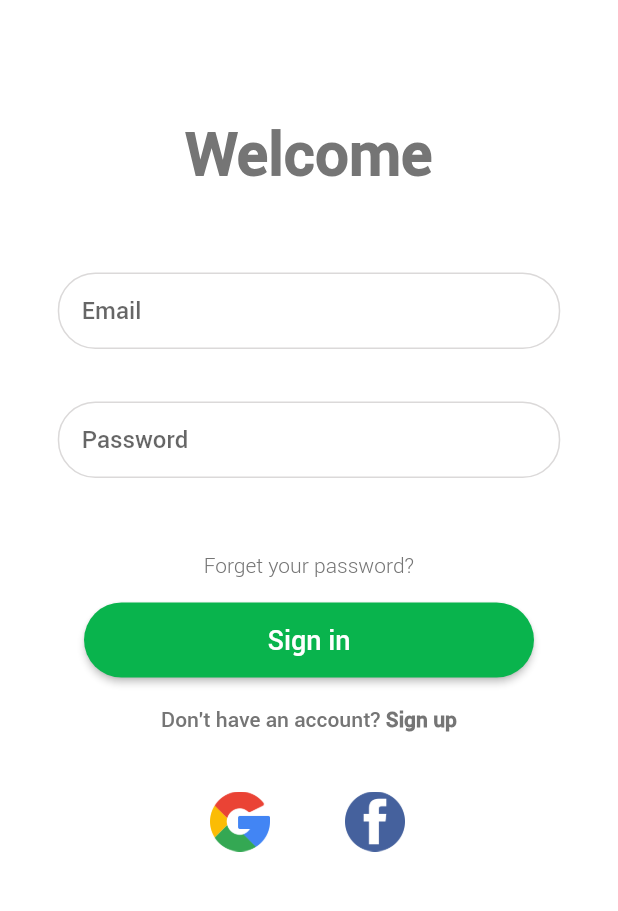
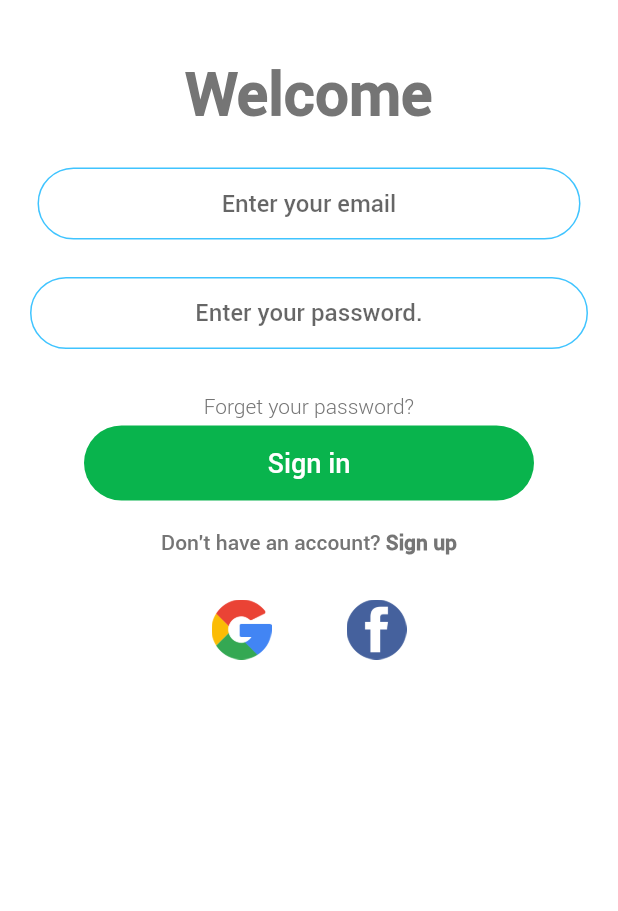
Before and after one commit to Abdol74/DietApp, a Flutter app: the screen it shows after launch, on a phone screen of 412 x 824 dp, the part 128-1039 px from its top. Run offline on Flutter 3.47's test engine with Material 2 defaults, Android fonts, the phone set to English and light mode, and no system bars; our stand-ins replace cloud_firestore, firebase_auth, firebase_storage, image_picker, liquid_pull_to_refresh, table_calendar; accounts and stored records are empty.

Commit message:
backend of view users and sign in

```diff
--- a/lib/Admin/screens/login_screen.dart
+++ b/lib/Admin/screens/login_screen.dart
@@ -8,22 +8,23 @@ import 'package:flutter/material.dart';
 import 'meal_home.dart';
 
 class LoginScreen extends StatefulWidget {
+  static const String id = 'login_screen';
   @override
   _LoginScreenState createState() => new _LoginScreenState();
 }
-class _LoginScreenState extends State<LoginScreen>{
-  String _email, _password;
-  final GlobalKey <FormState> _formKey = GlobalKey<FormState>();
+
+class _LoginScreenState extends State<LoginScreen> {
+  final _auth = FirebaseAuth.instance;
+  String email;
+  String password;
+
   @override
   Widget build(BuildContext context) {
     double widthScreen = MediaQuery.of(context).size.width;
     return MaterialApp(
       home: Scaffold(
         backgroundColor: Colors.white,
-        body: Form(
-          key: _formKey,
-          // TODO: Implement key
-          child: Column(
+        body: Column(
           children: <Widget>[
             // TODO: Implement fields
             Container(
@@ -32,11 +33,10 @@ class _LoginScreenState extends State<LoginScreen>{
                 bottom: 10.0,
                 left: 300.0,
               ),
-                child: Image(
-                    image: AssetImage('assets/images/logosmall.png')),
+              child: Image(image: AssetImage('assets/images/logosmall.png')),
             ),
             Container(
-                margin: EdgeInsets.only(top: 70),
+              margin: EdgeInsets.only(top: 30.0),
               child: Center(
                 child: Text(
                   "Welcome",
@@ -49,76 +49,74 @@ class _LoginScreenState extends State<LoginScreen>{
               ),
             ),
             Padding(
-                padding: EdgeInsets.all(30.0),
+              padding: EdgeInsets.all(20.0),
               child: Column(
                 children: <Widget>[
                   Container(
                     padding: EdgeInsets.all(5.0),
                     child: Column(
                       children: <Widget>[
-                          Container(
-                            padding: const EdgeInsets.only(top: 20.0),
-                            alignment: Alignment.center,
-                            child: Container(
-                              width: 335.0,
-                              decoration: BoxDecoration(
-                                  color: Colors.white,
-                                  borderRadius: BorderRadius.circular(25),
-                                  border: Border.all(
-                                      width: 1, color: Color(0xFFDBD9D9), style: BorderStyle.solid)),
-                              child: TextFormField(
-                                validator: (input){
-                                  if (input.isEmpty){
-                                    return 'Please enter your email';
-                                  }
+                        TextField(
+                          keyboardType: TextInputType.emailAddress,
+                          textAlign: TextAlign.center,
+                          onChanged: (value) {
+                            email = value;
                           },
-                                onSaved: (input) => _email = input ,
-                                minLines: 1, maxLines: 1,
                           decoration: InputDecoration(
-                                    hintText: 'Email',
-                                    contentPadding: EdgeInsets.all(15),
-                                    border: InputBorder.none),
-
+                            hintText: 'Enter your email',
+                            contentPadding: EdgeInsets.symmetric(
+                                vertical: 10.0, horizontal: 20.0),
+                            border: OutlineInputBorder(
+                              borderRadius:
+                                  BorderRadius.all(Radius.circular(32.0)),
+                            ),
+                            enabledBorder: OutlineInputBorder(
+                              borderSide: BorderSide(
+                                  color: Colors.lightBlueAccent, width: 1.0),
+                              borderRadius:
+                                  BorderRadius.all(Radius.circular(32.0)),
+                            ),
+                            focusedBorder: OutlineInputBorder(
+                              borderSide: BorderSide(
+                                  color: Colors.lightBlueAccent, width: 2.0),
+                              borderRadius:
+                                  BorderRadius.all(Radius.circular(32.0)),
                             ),
                           ),
-                          ),
+                        )
                       ],
                     ),
                   ),
                   SizedBox(
                     height: 20,
                   ),
-                    Container(
-                      padding: const EdgeInsets.only(top: 10.0),
-                      alignment: Alignment.center,
-                      child: Container(
-                        width: 335.0,
-                        decoration: BoxDecoration(
-                            color: Colors.white,
-                            borderRadius: BorderRadius.circular(25),
-                            border: Border.all(
-                                width: 1, color: Color(0xFFDBD9D9), style: BorderStyle.solid)),
-                        child: TextFormField(
-                          minLines: 1, maxLines: 1,
+                  TextField(
+                    obscureText: true,
+                    textAlign: TextAlign.center,
+                    onChanged: (value) {
+                      password = value;
+                    },
                     decoration: InputDecoration(
-                              hintText: 'Password',
-                              contentPadding: EdgeInsets.all(15),
-                              border: InputBorder.none),
-                          obscureText: true,
-                          validator: (input){
-                            if (input.length < 6 &&  input.isNotEmpty){
-                              return 'Password needs to be at  least 6 Characters';
-                            }
-                            else if (input.isEmpty){
-                              return 'Please enter your password';
-                            }
-                          },
-                          onSaved: (input) => _password = input ,
+                      hintText: 'Enter your password.',
+                      contentPadding: EdgeInsets.symmetric(
+                          vertical: 10.0, horizontal: 20.0),
+                      border: OutlineInputBorder(
+                        borderRadius: BorderRadius.all(Radius.circular(32.0)),
+                      ),
+                      enabledBorder: OutlineInputBorder(
+                        borderSide: BorderSide(
+                            color: Colors.lightBlueAccent, width: 1.0),
+                        borderRadius: BorderRadius.all(Radius.circular(32.0)),
+                      ),
+                      focusedBorder: OutlineInputBorder(
+                        borderSide: BorderSide(
+                            color: Colors.lightBlueAccent, width: 2.0),
+                        borderRadius: BorderRadius.all(Radius.circular(32.0)),
                       ),
                     ),
                   ),
                   SizedBox(
-                      height: 50,
+                    height: 30.0,
                   ),
                   Text(
                     "Forget your password?",
@@ -128,19 +126,38 @@ class _LoginScreenState extends State<LoginScreen>{
                     ),
                   ),
                   SizedBox(
-                      height: 7,
+                    height: 5,
                   ),
                   Container(
-                      margin: EdgeInsets.only(top: 5, bottom: 5),
+                    decoration: BoxDecoration(
+                      borderRadius: BorderRadius.circular(30.0),
+                      color: Color(0xFF09B44D),
                     ),
-                    SizedBox(
+                    height: 50.0,
                     width: 300.0,
-                      height: 50.0,
-                      child: RaisedButton(
-                        color: Color(0xFF09B44D),
-                        child: Text("Sign in",
-                          style: TextStyle(fontFamily: 'Roboto', fontSize: 18, color: const Color(0xffffffff),),),
-                        onPressed: signIn,
+                    child: FlatButton(
+                      child: Text(
+                        "Sign in",
+                        style: TextStyle(
+                          fontFamily: 'Roboto',
+                          fontSize: 18,
+                          color: const Color(0xffffffff),
+                        ),
+                      ),
+                      onPressed: () async {
+                        setState(() {});
+                        try {
+                          final currentUser =
+                              await _auth.signInWithEmailAndPassword(
+                                  email: email, password: password);
+                          if (currentUser != null) {
+                            Navigator.pushNamed(context, Profile.id);
+                          }
+                          setState(() {});
+                        } catch (e) {
+                          print(e);
+                        }
+                      },
                       shape: new RoundedRectangleBorder(
                         borderRadius: new BorderRadius.circular(30.0),
                       ),
@@ -152,101 +169,57 @@ class _LoginScreenState extends State<LoginScreen>{
                   Row(
                     mainAxisAlignment: MainAxisAlignment.center,
                     children: <Widget>[
-                        Text("Don't have an account? ",
-                          style: TextStyle(fontFamily: 'Roboto', color: Colors.grey[600]),),
+                      Text(
+                        "Don't have an account? ",
+                        style: TextStyle(
+                            fontFamily: 'Roboto', color: Colors.grey[600]),
+                      ),
                       GestureDetector(
-                          onTap: (){
+                        onTap: () {
                           //Navigator.pushNamed(context, Register.id);
                         },
-
-                          child: Text("Sign up",
+                        child: Text(
+                          "Sign up",
                           style: TextStyle(
                               color: Colors.grey[600],
-                                fontWeight: FontWeight.bold
-                            ),
+                              fontWeight: FontWeight.bold),
                         ),
                       ),
                     ],
                   ),
                   Row(
+                    mainAxisAlignment: MainAxisAlignment.center,
                     children: <Widget>[
                       Container(
-                          padding: EdgeInsets.only(top:20, left: 110),
                         child: Image(
                           height: 60,
                           width: 40,
-                            image: AssetImage('assets/images/icons/googleicon.png'),
+                          image:
+                              AssetImage('assets/images/icons/googleicon.png'),
                         ),
                       ),
+                      SizedBox(
+                        width: 50.0,
+                      ),
                       Container(
-                          padding: EdgeInsets.only(top: 20, left: 50, right: 50),
                         child: Image(
                           height: 60,
                           width: 40,
-                            image: AssetImage('assets/images/icons/facebookicon.png'),
+                          image: AssetImage(
+                              'assets/images/icons/facebookicon.png'),
                         ),
                       ),
-                        SizedBox(height: 100,),
+                      SizedBox(
+                        height: 100,
+                      ),
                     ],
-                    ),
-
-                  ],
-                ),
-
                   ),
                 ],
               ),
             ),
-
-
+          ],
+        ),
       ),
     );
   }
-
-
-
-
-
-
-  Future<void> signIn() async {
-    final formState = _formKey.currentState;
-    if (formState.validate()) {
-      formState.save();
-      try {
-        FirebaseUser user = await
-        FirebaseAuth.instance.signInWithEmailAndPassword(
-            email: _email, password: _password);
-        if (_formKey.currentState.validate()) {
-          var firebaseUser = await FirebaseAuth.instance.currentUser();
-          FirebaseAuth.instance.signInWithEmailAndPassword(
-              email: _email, password: _password);
-          if (firebaseUser.uid == "RFDhlmQ4h6WxKh2zCWzKXy31ZVr2") {
-            Navigator.push(
-                context, MaterialPageRoute(builder: (context) => ProfileMeal()));
 }
-        }
-        // El else bta3et el user di msh sh8alaa
-        else { // sends to account page
-          var firebaseUser = await FirebaseAuth.instance.currentUser();
-          final snapShot = await Firestore.instance.collection("Clients")
-              .document(firebaseUser.uid)
-              .get();
-
-          if (snapShot.exists) { // if user has a collection, go to user screens
-            //TODO add user home screen
-             //Navigator.push(context, MaterialPageRoute(builder: (context) => UserHome()));
-          }
-        }
-      }
-      catch (e) {
-        print(e.message);
-      }
-    }
-  }
-
-
-
-
-
-
-    }
--- a/lib/main.dart
+++ b/lib/main.dart
@@ -30,13 +30,13 @@ class MyApp extends StatelessWidget {
         primaryColor: Color(0xFF09B44D),
         scaffoldBackgroundColor: Colors.white,
       ),
-      home: LoginScreen(),
-      //initialRoute: ProfileMeal.id,
+      initialRoute: LoginScreen.id,
       routes: {
         AddMeal.id: (context) => AddMeal(),
         Profile.id: (context) => Profile(),
         view_user.id: (context) => view_user(),
         ProfileMeal.id: (context) => ProfileMeal(),
+        LoginScreen.id: (context) => LoginScreen(),
       },
     );
   }
```
Also changed, not shown: lib/Admin/screens/admin_home.dart (+4 -5 lines), lib/Admin/screens/view_user.dart (+139 -134 lines), lib/User/models/Table_row.dart (added, +66 -0 lines). Lines whose indentation alone changed are shown as unchanged.
